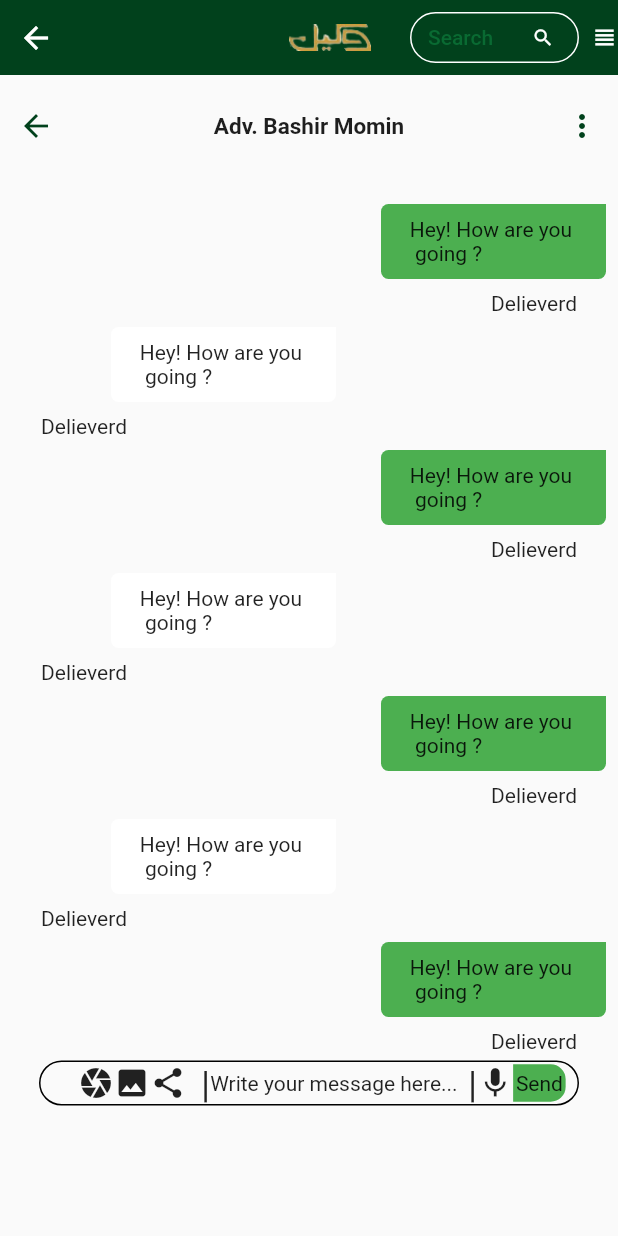
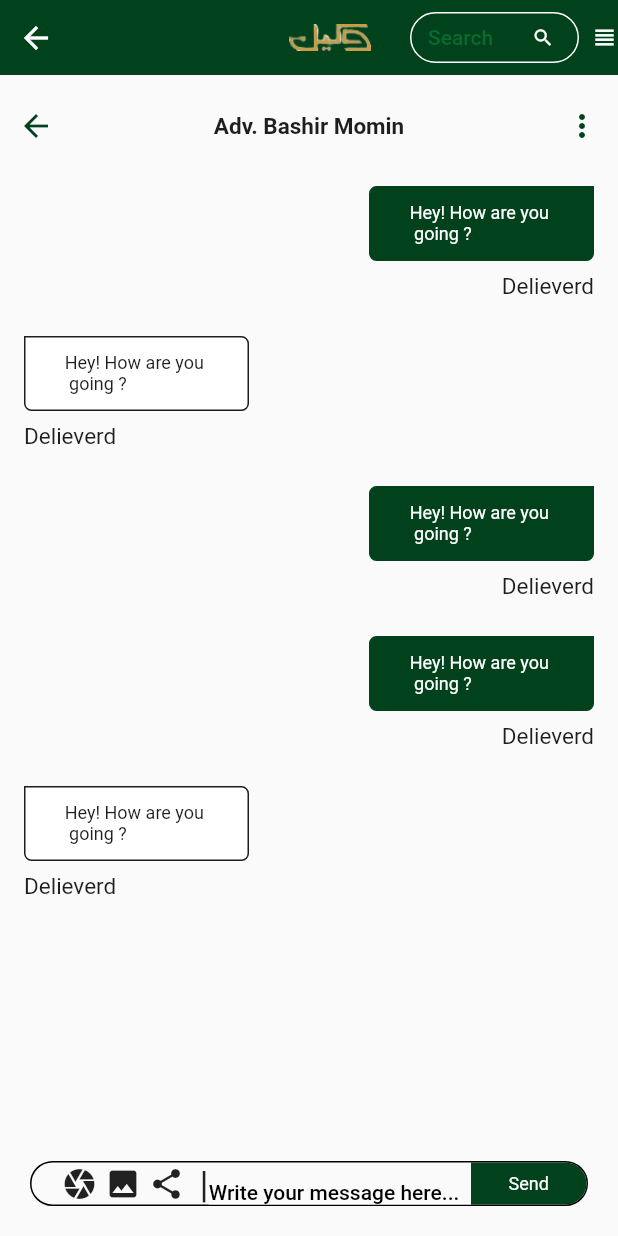
Before and after one commit to Esha-15-17/wakeel_app, a Flutter app: the profilesetting screen opened directly, after a tap on "Messages", on a phone screen of 412 x 824 dp. Run offline on Flutter 3.47's test engine with Material 2 defaults, Android fonts, the light colour scheme and no system bars; our stand-ins replace carousel_slider, csc_picker, file_picker, flutter_rating_bar, flutter_secure_storage, group_radio_button and 3 more; missing offline and left inert: animated_radio_buttons; accounts and stored records are empty.

Commit message:
- Chat screen - laywer profile - bugfixes

```diff
--- a/lib/My_profile.dart
+++ b/lib/My_profile.dart
@@ -29,7 +29,7 @@ class _myprofileState extends State<myprofile> {
     return Scaffold(
       appBar: PreferredSize(
         preferredSize: const Size.fromHeight(50),
-        child: WakeelAppBar(back: false),
+        child: WakeelAppBar(back: true),
       ),
       body: SingleChildScrollView(
       child: Column(
--- a/lib/chatt.dart
+++ b/lib/chatt.dart
@@ -1,42 +1,57 @@
 import 'package:flutter/material.dart';
+import 'package:wakeel_app/Constant.dart';
 import 'chatwidget.dart';
 import 'appointment.dart';
 class Chat extends StatelessWidget {
   Chat(
       {super.key,
         required this.text,
-        required this.color,
-        required this.topLeft,
-        required this.topRight,
-        required this.bottomLeft,
-        required this.bottomRight});
+        required this.type,
+        required this.textColor,
+       });
 
   String text;
-  Color color;
-  double topLeft;
-  double topRight;
-  double bottomLeft;
-  double bottomRight;
+  int textColor;
+  String type;
+
 
   @override
   Widget build(BuildContext context) {
+
+    bool isSender = type == "sender";
+    int textColor = isSender ? Constants.App_yellow_color : Constants.App_txt_color ;
+    int boxColor = isSender ? Constants.App_green_color : Constants.App_yellow_color;
+    int borderColor = isSender ? Constants.App_green_color : Constants.App_txt_color;
+    var alignment = isSender ?  MainAxisAlignment.end : MainAxisAlignment.start;
+    double topRight = isSender ? 0 : 5;
+    double topLeft = isSender ? 5 : 0;
+
+
     return Padding(
       padding: const EdgeInsets.all(8.0),
       child: Row(
-        mainAxisAlignment: MainAxisAlignment.end,
+        mainAxisAlignment: alignment,
         children: [
           Container(
             height: 50,
             width: 150,
-            child: Center(child: Text(text)),
             decoration: BoxDecoration(
-              color: color,
+              color: Color(boxColor),
+              border: Border.all(
+                color: Color(borderColor),
+                width: 1.0,
+              ),
               borderRadius: BorderRadius.only(
                   topRight: Radius.circular(topRight),
                   topLeft: Radius.circular(topLeft),
-                  bottomLeft: Radius.circular(bottomLeft),
-                  bottomRight: Radius.circular(bottomRight)),
+                  bottomLeft: const Radius.circular(5),
+                  bottomRight: const Radius.circular(5)),
             ),
+            child: Center(child: Text(text,
+                style: TextStyle(
+                    fontSize: 12,
+                    fontWeight: FontWeight.w400,
+                    color: Color(textColor)))),
           ),
         ],
       ),
--- a/lib/chatwidget.dart
+++ b/lib/chatwidget.dart
@@ -1,4 +1,3 @@
-
 import 'package:flutter/material.dart';
 import 'package:wakeel_app/Constant.dart';
 
@@ -20,6 +19,34 @@ class ChatScreen extends StatefulWidget {
 }
 
 class _ChatScreenState extends State<ChatScreen> {
+  final List<Map<String, String>> list = [
+    {
+      'msg': 'Hey! How are you \n going ?',
+      'status': 'Delivered', // seen // sent
+      'type': 'sender',
+    },
+    {
+      'msg': 'Hey! How are you \n going ?',
+      'status': 'Delivered', // seen // sent
+      'type': 'receiver',
+    },
+    {
+      'msg': 'Hey! How are you \n going ?',
+      'status': 'Delivered', // seen // sent
+      'type': 'sender',
+    },
+    {
+      'msg': 'Hey! How are you \n going ?',
+      'status': 'Delivered', // seen // sent
+      'type': 'sender',
+    },
+    {
+      'msg': 'Hey! How are you \n going ?',
+      'status': 'Delivered', // seen // sent
+      'type': 'receiver',
+    },
+  ];
+
   @override
   Widget build(BuildContext context) {
     return Scaffold(
@@ -27,10 +54,9 @@ class _ChatScreenState extends State<ChatScreen> {
         preferredSize: const Size.fromHeight(50),
         child: WakeelAppBar(back: true),
       ),
-      body: SingleChildScrollView(
-        child: Column(
+      body: Column(
         children: [
-            SizedBox(
+          const SizedBox(
             height: 10,
           ),
           Row(
@@ -43,7 +69,8 @@ class _ChatScreenState extends State<ChatScreen> {
                   Navigator.pop(context);
                 },
               ),
-                const Text('Adv. Bashir Momin',style: TextStyle(
+              const Text('Adv. Bashir Momin',
+                  style: TextStyle(
                       fontSize: 15,
                       fontWeight: FontWeight.w600,
                       color: Color(Constants.App_txt_color))),
@@ -56,151 +83,121 @@ class _ChatScreenState extends State<ChatScreen> {
               )
             ],
           ),
-            SizedBox(
-              height: 20,
+          Expanded(
+            child: ListView.builder(
+              itemCount: list.length, // Adjust the number of items as needed
+              itemBuilder: (context, index) {
+                final item = list[index];
+
+                return Padding(
+                    padding: const EdgeInsets.all(8.0),
+                    child: Column(
+                      children: [
+                        Align(
+                          alignment: Alignment.centerRight,
+                          child: Chat(
+                            textColor: Constants.App_yellow_color,
+                            text: item["msg"]!,
+                            type: item["type"]!,
                           ),
-            Chat(
-                text: 'Hey! How are you \n going ?',
-                color: Colors.green,
-                topLeft: 5,
-                topRight: 0,
-                bottomLeft: 5,
-                bottomRight: 5),
-            Padding(
-              padding: const EdgeInsets.only(left: 300),
-              child: Text('Delieverd'),
+                        ),
+                        item["type"] == "sender"
+                            ? const Align(
+                                alignment: Alignment.centerRight,
+                                child: Padding(
+                                  padding: EdgeInsets.only(right: 8.0),
+                                  child: Text('Delieverd',
+                                      style: TextStyle(
+                                          fontSize: 15,
+                                          fontWeight: FontWeight.w400,
+                                          color:
+                                              Color(Constants.App_txt_color))),
+                                ),
+                              )
+                            : const Align(
+                                alignment: Alignment.centerLeft,
+                                child: Padding(
+                                  padding: EdgeInsets.only(left: 8.0),
+                                  child: Text('Delieverd',
+                                      style: TextStyle(
+                                          fontSize: 15,
+                                          fontWeight: FontWeight.w400,
+                                          color:
+                                              Color(Constants.App_txt_color))),
+                                ),
+                              )
+                      ],
+                    ));
+              },
+            ),
           ),
           Padding(
-              padding: const EdgeInsets.only(right: 180),
-              child: Chat(
-                  text: 'Hey! How are you \n going ?',
-                  color: Colors.white,
-                  topLeft: 5,
-                  topRight: 0,
-                  bottomLeft: 5,
-                  bottomRight: 5),
-            ),
-            Padding(
-              padding: const EdgeInsets.only(right: 300),
-              child: Text('Delieverd'),
-            ),
-            Chat(
-                text: 'Hey! How are you \n going ?',
-                color: Colors.green,
-                topLeft: 5,
-                topRight: 0,
-                bottomLeft: 5,
-                bottomRight: 5),
-            Padding(
-              padding: const EdgeInsets.only(left: 300),
-              child: Text('Delieverd'),
-            ),
-            Padding(
-              padding: const EdgeInsets.only(right: 180),
-              child: Chat(
-                  text: 'Hey! How are you \n going ?',
-                  color: Colors.white,
-                  topLeft: 5,
-                  topRight: 0,
-                  bottomLeft: 5,
-                  bottomRight: 5),
-            ),
-            Padding(
-              padding: const EdgeInsets.only(right: 300),
-              child: Text('Delieverd'),
-            ),
-            Chat(
-                text: 'Hey! How are you \n going ?',
-                color: Colors.green,
-                topLeft: 5,
-                topRight: 0,
-                bottomLeft: 5,
-                bottomRight: 5),
-            Padding(
-              padding: const EdgeInsets.only(left: 300),
-              child: Text('Delieverd'),
-            ),
-            Padding(
-              padding: const EdgeInsets.only(right: 180),
-              child: Chat(
-                  text: 'Hey! How are you \n going ?',
-                  color: Colors.white,
-                  topLeft: 5,
-                  topRight: 0,
-                  bottomLeft: 5,
-                  bottomRight: 5),
-            ),
-            Padding(
-              padding: const EdgeInsets.only(right: 300),
-              child: Text('Delieverd'),
-            ),
-            Chat(
-                text: 'Hey! How are you \n going ?',
-                color: Colors.green,
-                topLeft: 5,
-                topRight: 0,
-                bottomLeft: 5,
-                bottomRight: 5),
-            Padding(
-              padding: const EdgeInsets.only(left: 300),
-              child: Text('Delieverd'),
-            ),
-            SizedBox(
-              height: 5,
-            ),
-            Container(
+            padding: const EdgeInsets.all(20.0),
+            child: Container(
               height: 30,
-              width: 360,
               decoration: BoxDecoration(
                 border: Border.all(color: Colors.black),
                 borderRadius: BorderRadius.circular(20),
               ),
               child: Row(
                 children: [
-                  SizedBox(
-                    width: 25,
+                  const SizedBox(
+                    width: 20,
                   ),
-                  Icon(Icons.camera),
-                  Icon(Icons.image),
-                  Icon(Icons.share),
-                  SizedBox(
+                  const Icon(Icons.camera),
+                  const SizedBox(
+                    width: 5,
+                  ),
+                  const Icon(Icons.image),
+                  const SizedBox(
+                    width: 5,
+                  ),
+                  const Icon(Icons.share),
+                  const SizedBox(
                     width: 10,
                   ),
-                  Text(
+                  const Text(
                     '|',
                     style: TextStyle(fontSize: 25),
                   ),
-                  Text('Write your message here...  '),
-                  Text(
-                    '|',
-                    style: TextStyle(fontSize: 25),
+                  const Expanded(
+                    child: TextField(
+                      style: TextStyle(color: Color(Constants.App_txt_color)),
+                      decoration: InputDecoration(
+                        hintText: 'Write your message here...',
                       ),
-                  const Icon(Icons.mic),
+                    ),
+                  ),
                   InkWell(
                     onTap: () {
-                      Navigator.push
-                        (context,
-                          MaterialPageRoute(
-                              builder: (context) => RecentMessages()));
+                      // Navigator.push(
+                      //     context,
+                      //     MaterialPageRoute(
+                      //         builder: (context) => RecentMessages()));
                     },
                     child: Container(
-                      height: 25,
-                      width: 35,
-                      child: Center(child: Text('Send')),
-                      decoration: BoxDecoration(
+                        height: 30,
+                        width: 77,
+                        decoration: const BoxDecoration(
                             borderRadius: BorderRadius.only(
-                            topRight: Radius.circular(10),
-                            bottomRight: Radius.circular(10),
+                              topRight: Radius.circular(20),
+                              bottomRight: Radius.circular(20),
                             ),
-                          color: Colors.green),
+                            color: Color(Constants.App_green_color)),
+                        child: const Center(
+                            child: Text('Send',
+                                style: TextStyle(
+                                    fontSize: 12,
+                                    fontWeight: FontWeight.w400,
+                                    color:
+                                        Color(Constants.App_yellow_color))))),
+                  ),
+                ],
+              ),
             ),
           ),
         ],
       ),
-            ),
-          ],
-        ),
-      ),
     );
   }
 }
--- a/lib/lawyer_profile.dart
+++ b/lib/lawyer_profile.dart
@@ -41,8 +41,8 @@ class _lawyerprofileState extends State<lawyerprofile> {
 
   // Define gender avatars
   Map<String, String> genderAvatars = {
-    'Male': 'assets/male_avatar.png', // Replace with your male avatar path
-    'Female': 'assets/female_avatar.png', // Replace with your female avatar path
+    'Male': 'assests/male.png', // Replace with your male avatar path
+    'Female': 'assests/female.png', // Replace with your female avatar path
   };
 
 
@@ -160,6 +160,13 @@ class _lawyerprofileState extends State<lawyerprofile> {
                           height: 150,
                           fit: BoxFit.cover,
                         ),
+                      if (_selectedGender.isNotEmpty)
+                        Image.asset(
+                          genderAvatars[_selectedGender] ?? '',
+                          width: 150,
+                          height: 150,
+                          fit: BoxFit.cover,
+                        ),
                       Icon(
                         Icons.camera_alt,
                         color: Colors.white,
@@ -203,13 +210,7 @@ class _lawyerprofileState extends State<lawyerprofile> {
               ),
               SizedBox(height: 20),
               // Display the selected gender's avatar
-              if (_selectedGender.isNotEmpty)
-                Image.asset(
-                  genderAvatars[_selectedGender] ?? '',
-                  width: 150,
-                  height: 150,
-                  fit: BoxFit.cover,
-                ),
+
               Padding(
                 padding: EdgeInsets.only(left: 20, right: 20),
                 child: SizedBox(
--- a/lib/main.dart
+++ b/lib/main.dart
@@ -1,5 +1,6 @@
 import 'package:flutter/material.dart';
 import 'package:wakeel_app/splash_screen.dart';
+import 'chatwidget.dart';
 import 'legal_sevices.dart';
 
 void main() {
--- a/lib/profile_setting.dart
+++ b/lib/profile_setting.dart
@@ -23,9 +23,11 @@ class profilesetting extends StatefulWidget {
 }
 
 class _profilesettingState extends State<profilesetting> {
-  int _currentIndex = 0;
 
-  Widget homeScreen() {
+
+  // This widget is the root of your application.
+  Widget build(BuildContext context) {
+
     return SafeArea(
         child: Scaffold(
           appBar: PreferredSize(
@@ -272,110 +274,4 @@ class _profilesettingState extends State<profilesetting> {
           ),
         ));
   }
-
-  // This widget is the root of your application.
-  Widget build(BuildContext context) {
-    final List<Widget> _screens = [
-      homeScreen(),
-      MessageHistory(),
-      Notifications(),
-      profilesetting(),
-    ];
-
-    return Scaffold(
-      body: _screens[_currentIndex],
-      bottomNavigationBar: SizedBox(
-        height: 70,
-        child: Stack(
-          children: [
-            Positioned(
-              bottom: 0,
-              left: 0,
-              right: 0,
-              child: BottomNavigationBar(
-                type: BottomNavigationBarType.fixed,
-                backgroundColor: Color(Constants.App_green_color),
-                selectedItemColor: Colors.white,
-                unselectedItemColor: Colors.white.withOpacity(.60),
-                selectedFontSize: 14,
-                unselectedFontSize: 14,
-                currentIndex: _currentIndex,
-                onTap: (index) {
-                  setState(() {
-                    _currentIndex = index;
-                  });
-                },
-                items: [
-                  BottomNavigationBarItem(
-                    label: '',
-                    icon: Image.asset(
-                        'assests/home_icon.png'), //Icon(Icons.home),
-                  ),
-                  BottomNavigationBarItem(
-                    label: '',
-                    icon: Image.asset(
-                        'assests/message_icon.png'), //Icon(Icons.message_rounded),
-                  ),
-                  BottomNavigationBarItem(
-                    label: '',
-                    icon: Image.asset(
-                        'assests/notification_icon.png'), //Icon(Icons.notifications),
-                  ),
-                  BottomNavigationBarItem(
-                    label: '',
-                    icon: Image.asset(
-                        'assests/profile_icon.png'), //Icon(Icons.person),
-                  ),
-                ],
-              ),
-            ),
-            Positioned(
-              bottom: 10, // Adjust the bottom position as needed
-              left: 0,
-              right: 0,
-              child: GestureDetector(
-                onTap: () {
-                  // Handle the tap on the plus icon here
-                },
-                child: Container(
-                  height: 60, // Set the desired height for the image
-                  decoration: BoxDecoration(
-                    color: Color(Constants.App_green_color),
-                    // Customize the background color
-                    shape: BoxShape.circle,
-                  ),
-                ),
-              ),
-            ),
-            Positioned(
-              bottom: 19, // Adjust the bottom position as needed
-              left: 0,
-              right: 0,
-              child: GestureDetector(
-                onTap: () {
-                  // Handle the tap on the plus icon here
-                },
-                child: Container(
-                  height: 42, // Set the desired height for the image
-                  decoration: BoxDecoration(
-                    color: Color(Constants.App_green_circle_color),
-                    // Customize the background color
-                    shape: BoxShape.circle,
-                  ),
-                  child: Center(
-                    child: Icon(
-                      Icons.add,
-                      size: 16, // Set the size of the plus icon
-                      color: Color(Constants
-                          .App_yellow_color), // Customize the icon color
-                    ),
-                  ),
-                ),
-              ),
-            ),
-          ],
-        ),
-      ),
-    );
 }
-}
```
Lines whose indentation alone changed are shown as unchanged.
